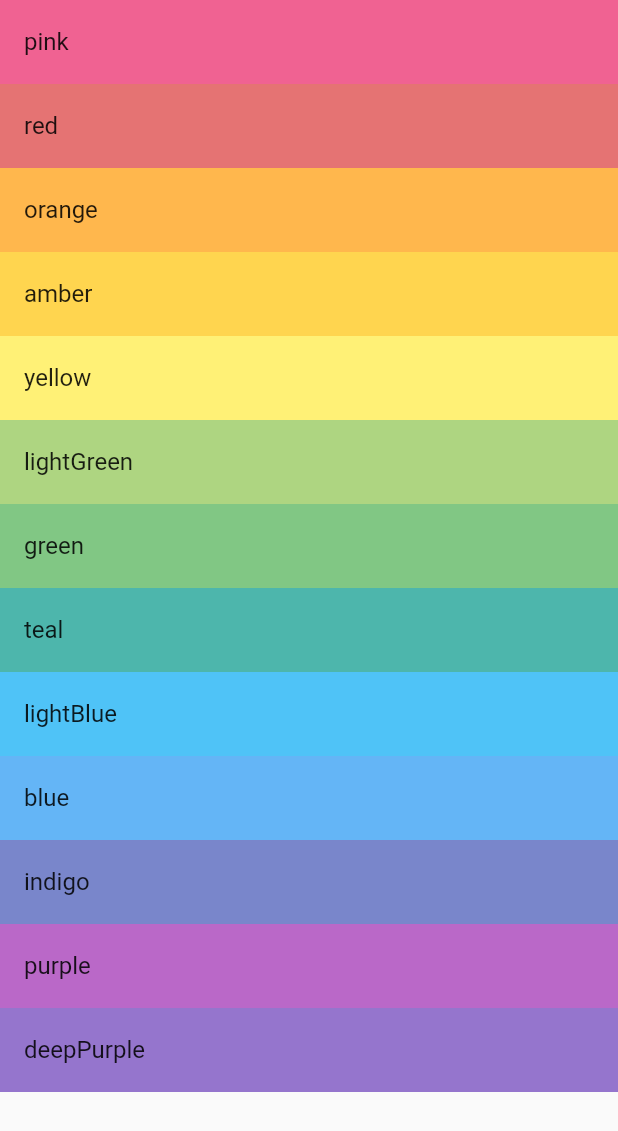
After one commit to themusik/bolero, a Flutter app: the SettingsPage screen opened directly, after a tap on "color", on a phone screen of 412 x 824 dp. The commit adds this screen. Shown: the top 1131 px of the screen. Run offline on Flutter 3.47's test engine with Material 2 defaults, Android fonts, the phone set to English and light mode, and no system bars; our stand-ins replace flutter_heatmap_calendar, settings_ui, shared_preferences; accounts and stored records are empty.

Commit message:
:sparkles: add color selection

```diff
--- /dev/null
+++ b/lib/views/settings/heatmapColor.view.dart
@@ -0,0 +1,52 @@
+import 'package:bolero/views/settings/settings.view.dart';
+import 'package:flutter/material.dart';
+
+class HeatmapColor {
+  final String name;
+  final MaterialColor color;
+
+  const HeatmapColor(this.name, this.color);
+}
+
+final List<HeatmapColor> heatmapColors = [
+  const HeatmapColor('pink', Colors.pink),
+  const HeatmapColor('red', Colors.red),
+  const HeatmapColor('orange', Colors.orange),
+  const HeatmapColor('amber', Colors.amber),
+  const HeatmapColor('yellow', Colors.yellow),
+  const HeatmapColor('lightGreen', Colors.lightGreen),
+  const HeatmapColor('green', Colors.green),
+  const HeatmapColor('teal', Colors.teal),
+  const HeatmapColor('lightBlue', Colors.lightBlue),
+  const HeatmapColor('blue', Colors.blue),
+  const HeatmapColor('indigo', Colors.indigo),
+  const HeatmapColor('purple', Colors.purple),
+  const HeatmapColor('deepPurple', Colors.deepPurple),
+];
+
+final List<int> colorCodes = <int>[500, 600, 700];
+
+class HeatmapColorView extends StatefulWidget {
+  const HeatmapColorView({super.key});
+
+  @override
+  State<HeatmapColorView> createState() => _HeatmapColorViewState();
+}
+
+class _HeatmapColorViewState extends State<HeatmapColorView> {
+  @override
+  Widget build(BuildContext context) {
+    return Scaffold(
+        body: SafeArea(
+            child: ListView.builder(
+      itemCount: heatmapColors.length,
+      itemBuilder: (context, index) {
+        return ListTile(
+          onTap: () => {},
+          title: Text(heatmapColors[index].name),
+          tileColor: heatmapColors[index].color[300],
+        );
+      },
+    )));
+  }
+}
--- a/lib/views/settings/settings.view.dart
+++ b/lib/views/settings/settings.view.dart
@@ -1,3 +1,4 @@
+import 'package:bolero/views/settings/heatmapColor.view.dart';
 import 'package:flutter/material.dart';
 import 'package:settings_ui/settings_ui.dart';
 
@@ -21,6 +22,13 @@ class _SettingsPageState extends State<SettingsPage> {
               title: const Text('notifications'),
               leading: const Icon(Icons.notifications),
               onPressed: (BuildContext context) {}),
+          SettingsTile.navigation(
+              title: const Text('color'),
+              leading: const Icon(Icons.color_lens),
+              onPressed: (BuildContext context) {
+                Navigator.of(context).push(MaterialPageRoute(
+                    builder: (context) => const HeatmapColorView()));
+              }),
         ],
       ),
     ]));
--- a/lib/widgets/heatmap.widget.dart
+++ b/lib/widgets/heatmap.widget.dart
@@ -22,11 +22,13 @@ class _HeatmapState extends State<Heatmap> {
         DateTime(2023, 6, 9): 13,
         DateTime(2023, 6, 13): 6,
       },
-      colorsets: const{
+      colorsets: const {
         1: Colors.red
+        // 1: HeatmapColor(Colors.red)
       },
       onClick: (value) {
-        ScaffoldMessenger.of(context).showSnackBar(SnackBar(content: Text(value.toString())));
+        ScaffoldMessenger.of(context)
+            .showSnackBar(SnackBar(content: Text(value.toString())));
       },
     );
   }
```
